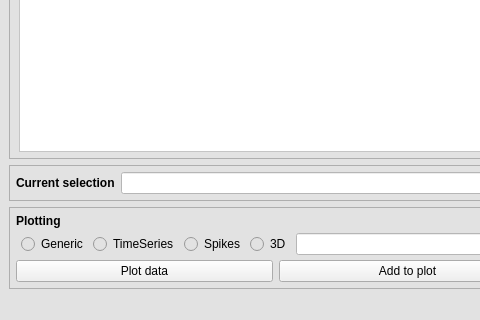
Before: the Qt Designer form hdf5_manager.ui in mgraupe/hdf5Manager, drawn with Qt 5; both pictures show x 0 to 480 and y 546 to 866 of the 1091 by 866 pixel window.
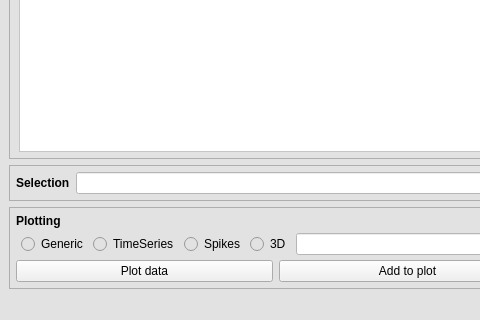
After: the same form once the commit is applied.

Commit message: Shortened selection textfield in ui.

The edit to the form file:
```diff
--- a/hdf5_manager.ui
+++ b/hdf5_manager.ui
@@ -546,7 +546,7 @@
              </font>
             </property>
             <property name="text">
-             <string>Current selection</string>
+             <string>Selection</string>
             </property>
            </widget>
           </item>
```
The commit also changes 1 other file.
